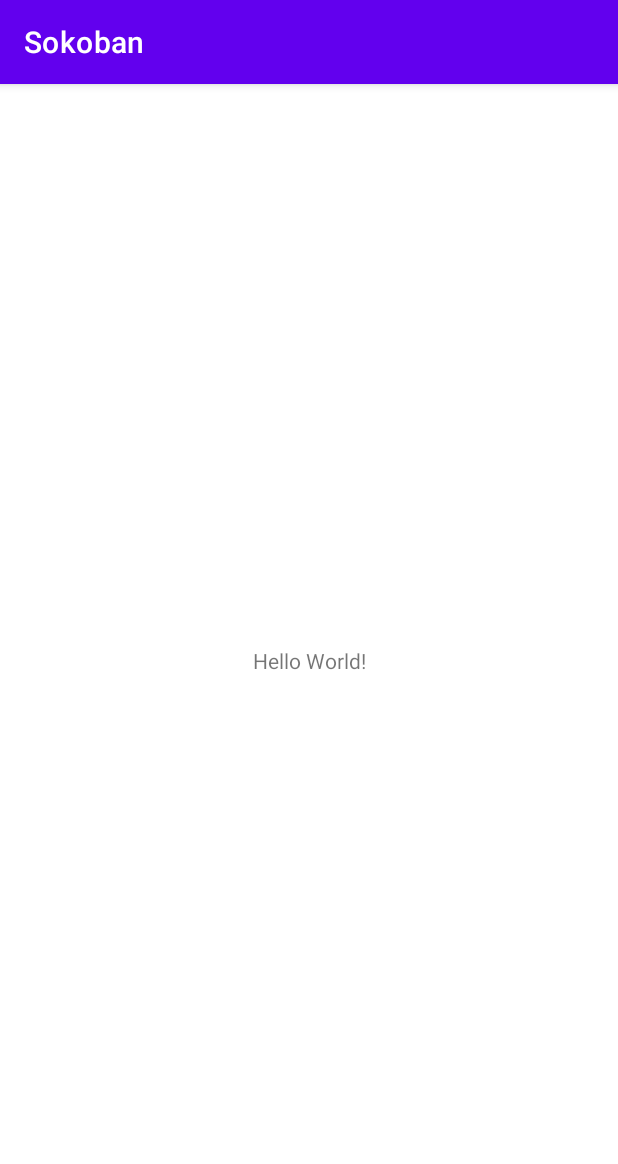
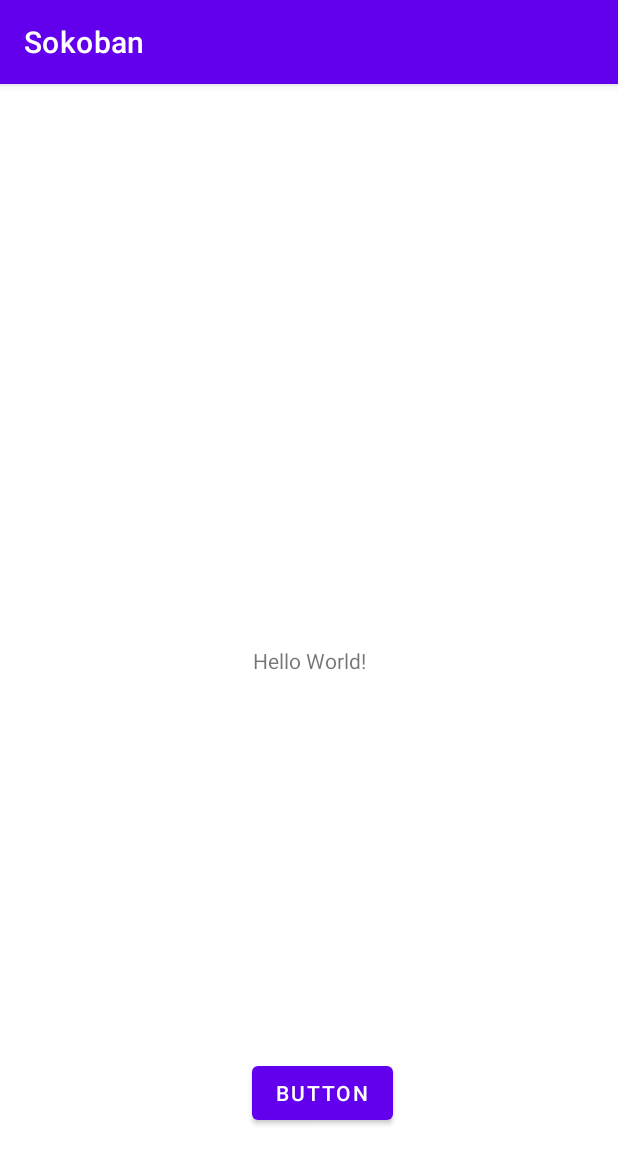
Before and after one commit to Ocuriz/Sokoban-Prog-Mobile, an Android app: the screen it shows after launch (MainActivity), on a phone screen of 412 x 824 dp. Shown: the top 1164 px of the screen. Run offline under Robolectric (Android 15) with nearby library versions, the phone set to English and light mode, and no system bars.

Commit message:
Create new Activity

```diff
--- a/app/src/main/AndroidManifest.xml
+++ b/app/src/main/AndroidManifest.xml
@@ -10,6 +10,11 @@
         android:supportsRtl="true"
         android:theme="@style/Theme.Sokoban">
         <activity
+            android:name=".Gametable"
+            android:exported="false" >
+
+        </activity>
+        <activity
             android:name=".MainActivity"
             android:exported="true">
             <intent-filter>
--- a/app/src/main/java/com/example/sokoban/MainActivity.java
+++ b/app/src/main/java/com/example/sokoban/MainActivity.java
@@ -2,11 +2,21 @@ package com.example.sokoban;
 
 import androidx.appcompat.app.AppCompatActivity;
 
+import android.app.GameManager;
+import android.content.Intent;
 import android.os.Bundle;
+import android.util.Log;
+import android.view.View;
 
 import java.lang.reflect.Array;
+import java.util.Arrays;
 
 public class MainActivity extends AppCompatActivity {
+
+    public void redirectToGametable(View v) {
+        Intent i = new Intent(MainActivity.this, Gametable.class);
+        startActivity(i);
+    }
 
     public void initGame(char[][] plateau){
         char[] ligne;
@@ -16,10 +26,12 @@ public class MainActivity extends AppCompatActivity {
             Case[] finalLigne = new Case[ligne.length];
             for(int j = 0; j < ligne.length; j++){
                 Case element = new Case(i,j);
+                element.setType(String.valueOf(ligne[j]));
                 finalLigne[j] = element;
             }
             plateauFinal[i] = finalLigne;
         }
+        Log.i("test", String.valueOf(plateauFinal[2][1].getType()));
     }
     /*goLeft(){
         if("à compléter" > 0 && .type != CaseType.MUR){
@@ -45,9 +57,29 @@ public class MainActivity extends AppCompatActivity {
         }
     }*/
 
+    /*
+        ..####...
+        ###..####
+        #.....C.#
+        #.#..#C.#
+        #.x.x#P.#
+        #########
+    */
+
+
     @Override
     protected void onCreate(Bundle savedInstanceState) {
         super.onCreate(savedInstanceState);
         setContentView(R.layout.activity_main);
+        char[][] temp = {
+                            {'.', '.', '#', '#', '#', '#', '.', '.', '.'},
+                            {'#', '#', '#','.', '.','#', '#', '#','#'},
+                            {'#', '.', '.', '.', '.', '.', 'C', '.', '#'},
+                            {'#', '.', '#', '.', '.', '#', 'C', '.', '#'},
+                            {'#', '.', 'X', '.', 'X', '#', 'P', '.', '#'},
+                            {'#', '#', '#', '#', '#', '#', '#', '#', '#'}
+                        };
+
+        initGame(temp);
     }
 }
--- a/app/src/main/res/layout/activity_main.xml
+++ b/app/src/main/res/layout/activity_main.xml
@@ -15,4 +15,16 @@
         app:layout_constraintRight_toRightOf="parent"
         app:layout_constraintTop_toTopOf="parent" />
 
+    <Button
+        android:id="@+id/bt_Play"
+        android:layout_width="wrap_content"
+        android:layout_height="wrap_content"
+        android:text="Button"
+        app:layout_constraintBottom_toBottomOf="parent"
+        app:layout_constraintEnd_toEndOf="parent"
+        app:layout_constraintHorizontal_bias="0.529"
+        app:layout_constraintStart_toStartOf="parent"
+        app:layout_constraintTop_toTopOf="parent"
+        app:layout_constraintVertical_bias="0.901" />
+
 </androidx.constraintlayout.widget.ConstraintLayout>
```
Also changed, not shown: app/src/main/java/com/example/sokoban/Gametable.java (added, +14 -0 lines), app/src/main/res/layout/gametable.xml (+12 -1 lines).
